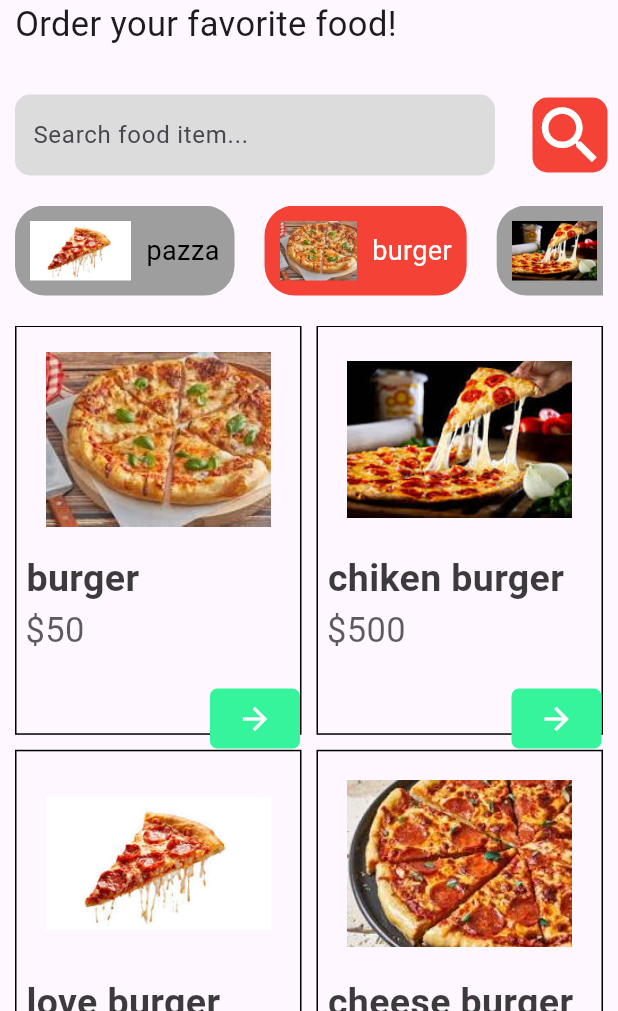
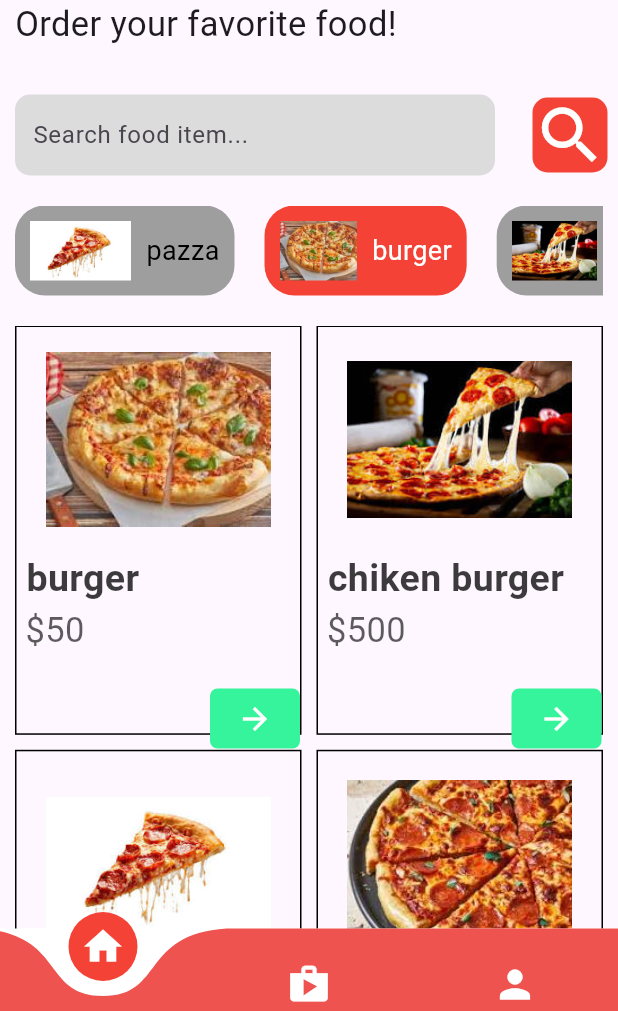
Before and after one commit to dejen-achenf/fooddelivery, a Flutter app: the screen it shows after launch, after a tap on "burger", on a phone screen of 412 x 824 dp, the part 225-1236 px from its top. Run offline on Flutter 3.47's test engine with Material 3 defaults, Android fonts, the phone set to English and light mode, and no system bars; drawn by our look-alikes of curved_navigation_bar.

Commit message:
navigation added

```diff
--- a/lib/main.dart
+++ b/lib/main.dart
@@ -1,12 +1,13 @@
 import 'package:flutter/material.dart';
 import 'package:thefixed/pages/home.dart';
 import 'package:thefixed/pages/onboarding.dart';
+import 'package:thefixed/pages/service/navigation_bar.dart';
 
 void main() {
   return runApp(MaterialApp(
     debugShowCheckedModeBanner: false,
     home: Scaffold(
-      body: Home(),
+      body: MyHomePage(),
     ),
   ));
 }
--- /dev/null
+++ b/lib/pages/service/navigation_bar.dart
@@ -0,0 +1,47 @@
+import 'package:flutter/material.dart';
+import 'package:curved_navigation_bar/curved_navigation_bar.dart';
+import 'package:thefixed/pages/home.dart';
+
+class MyHomePage extends StatefulWidget {
+  const MyHomePage({super.key});
+
+  @override
+  State<MyHomePage> createState() => _MyHomePageState();
+}
+
+class _MyHomePageState extends State<MyHomePage> {
+  int _selectedIndex = 0;
+
+  final List<Widget> _screens = [
+    Center(child: Home()),
+    Center(child: Text("Shop", style: TextStyle(fontSize: 24))),
+    Center(child: Text("Profile", style: TextStyle(fontSize: 24))),
+  ];
+
+  @override
+  Widget build(BuildContext context) {
+    return Scaffold(
+      backgroundColor: Colors.white,
+      bottomNavigationBar: CurvedNavigationBar(
+        index: _selectedIndex,
+        height: 55,
+        backgroundColor: Colors.white,
+        color: Colors.red.shade400,
+        buttonBackgroundColor: Colors.red,
+        animationCurve: Curves.easeInOut,
+        animationDuration: Duration(milliseconds: 300),
+        items: const <Widget>[
+          Icon(Icons.home, size: 30, color: Colors.white),
+          Icon(Icons.shop, size: 30, color: Colors.white),
+          Icon(Icons.person, size: 30, color: Colors.white),
+        ],
+        onTap: (index) {
+          setState(() {
+            _selectedIndex = index;
+          });
+        },
+      ),
+      body: _screens[_selectedIndex],
+    );
+  }
+}
--- a/pubspec.yaml
+++ b/pubspec.yaml
@@ -38,8 +38,7 @@ dependencies:
 dev_dependencies:
   flutter_test:
     sdk: flutter
-    dependencies:
-  curved_navigation_bar: ^1.0.6
+  curved_navigation_bar:
 
   # The "flutter_lints" package below contains a set of recommended lints to
   # encourage good coding practices. The lint set provided by the package is
```
Also changed, not shown: pubspec.lock.
